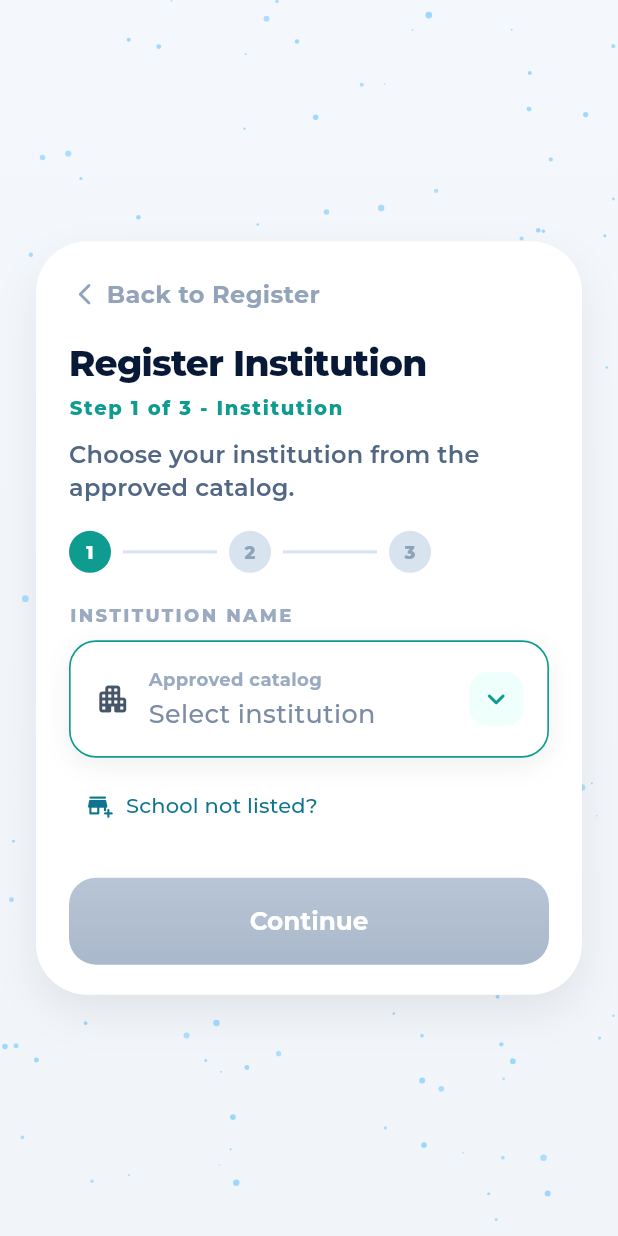
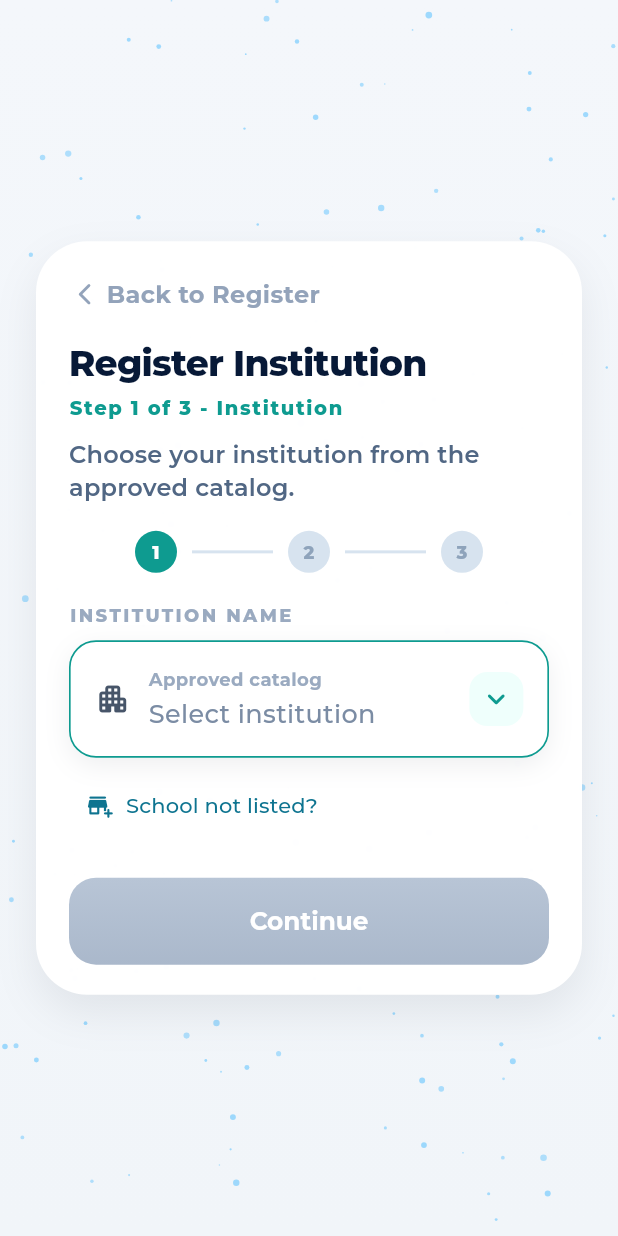
Before and after one commit to legendofarry/mindnest, a Flutter app: the RegisterInstitutionScreen screen opened by its route, on a phone screen of 412 x 824 dp. Run offline on Flutter 3.47's test engine with Material 3 defaults, Android fonts, the phone set to English and light mode, and no system bars; our stand-ins replace cloud_firestore, firebase_auth, firebase_core, firebase_messaging, flutter_local_notifications, flutter_riverpod and 7 more; missing offline and left inert: dart_jsonwebtoken, livekit_client; accounts and stored records are empty.

```diff
--- a/lib/features/auth/presentation/register_institution_screen.dart
+++ b/lib/features/auth/presentation/register_institution_screen.dart
@@ -547,19 +547,16 @@ class _RegisterInstitutionScreenState
 
   Widget _buildStepIndicator() {
     final currentStep = _activeStep;
-    return Row(
-      children: List<Widget>.generate(_stepCount, (index) {
+    final children = <Widget>[];
+    for (var index = 0; index < _stepCount; index++) {
       final isActive = index == currentStep;
       final isCompleted = index < currentStep;
-        final fillColor = isCompleted || isActive
-            ? const Color(0xFF0E9B90)
-            : const Color(0xFFD7E3EF);
-        final textColor = isCompleted || isActive
-            ? Colors.white
-            : const Color(0xFF8EA3BB);
-        return Expanded(
-          child: Row(
-            children: [
+      final fillColor =
+          isCompleted || isActive ? const Color(0xFF0E9B90) : const Color(0xFFD7E3EF);
+      final textColor =
+          isCompleted || isActive ? Colors.white : const Color(0xFF8EA3BB);
+
+      children.add(
         AnimatedContainer(
           duration: const Duration(milliseconds: 180),
           width: 28,
@@ -578,20 +575,25 @@ class _RegisterInstitutionScreenState
             ),
           ),
         ),
-              if (index < _stepCount - 1)
-                Expanded(
-                  child: Container(
-                    margin: const EdgeInsets.symmetric(horizontal: 8),
+      );
+
+      if (index < _stepCount - 1) {
+        children.add(
+          Container(
+            width: 54,
             height: 2,
-                    color: index < currentStep
-                        ? const Color(0xFF0E9B90)
-                        : const Color(0xFFD7E3EF),
-                  ),
-                ),
-            ],
+            margin: const EdgeInsets.symmetric(horizontal: 10),
+            color:
+                index < currentStep ? const Color(0xFF0E9B90) : const Color(0xFFD7E3EF),
           ),
         );
-      }),
+      }
+    }
+
+    return Row(
+      mainAxisAlignment: MainAxisAlignment.center,
+      mainAxisSize: MainAxisSize.min,
+      children: children,
     );
   }
 
@@ -815,7 +817,10 @@ class _RegisterInstitutionScreenState
                       decoration: InputDecoration(
                         border: InputBorder.none,
                         hintText: '***',
-                        prefixIcon: const Icon(Icons.lock_outline_rounded),
+                        contentPadding: const EdgeInsets.symmetric(
+                          horizontal: 14,
+                          vertical: 16,
+                        ),
                         suffixIcon: IconButton(
                           onPressed: () {
                             setState(() {
@@ -859,7 +864,10 @@ class _RegisterInstitutionScreenState
                       decoration: InputDecoration(
                         border: InputBorder.none,
                         hintText: '***',
-                        prefixIcon: const Icon(Icons.verified_user_outlined),
+                        contentPadding: const EdgeInsets.symmetric(
+                          horizontal: 14,
+                          vertical: 16,
+                        ),
                         suffixIcon: IconButton(
                           onPressed: () {
                             setState(() {
```
Lines whose indentation alone changed are shown as unchanged.
